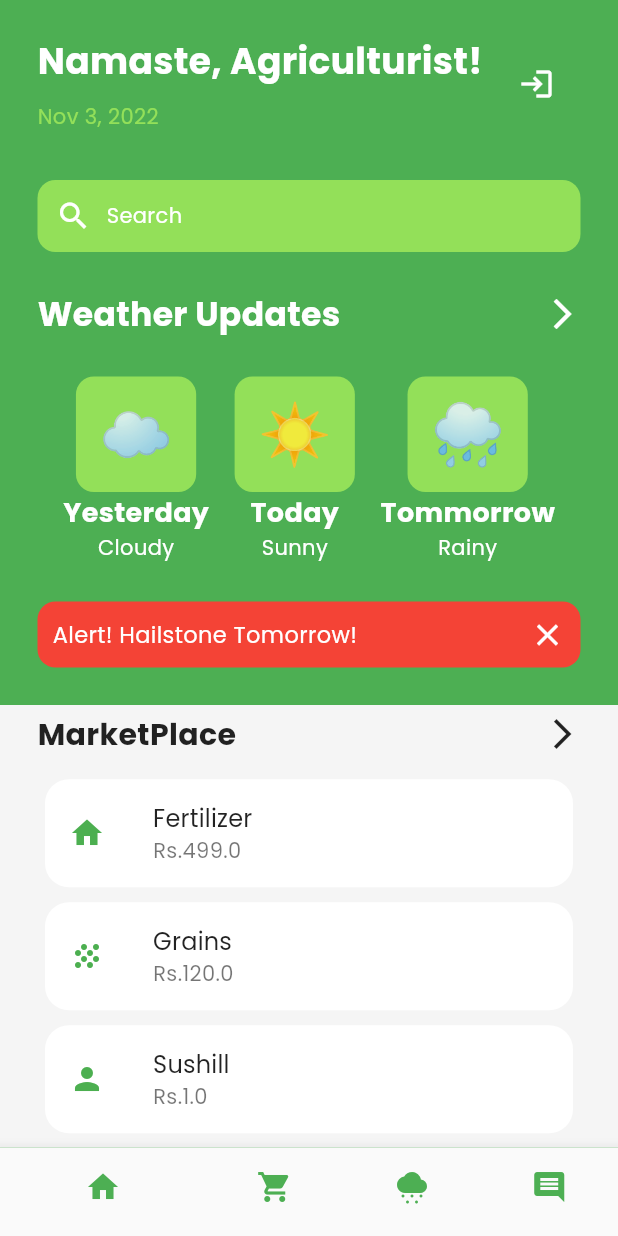
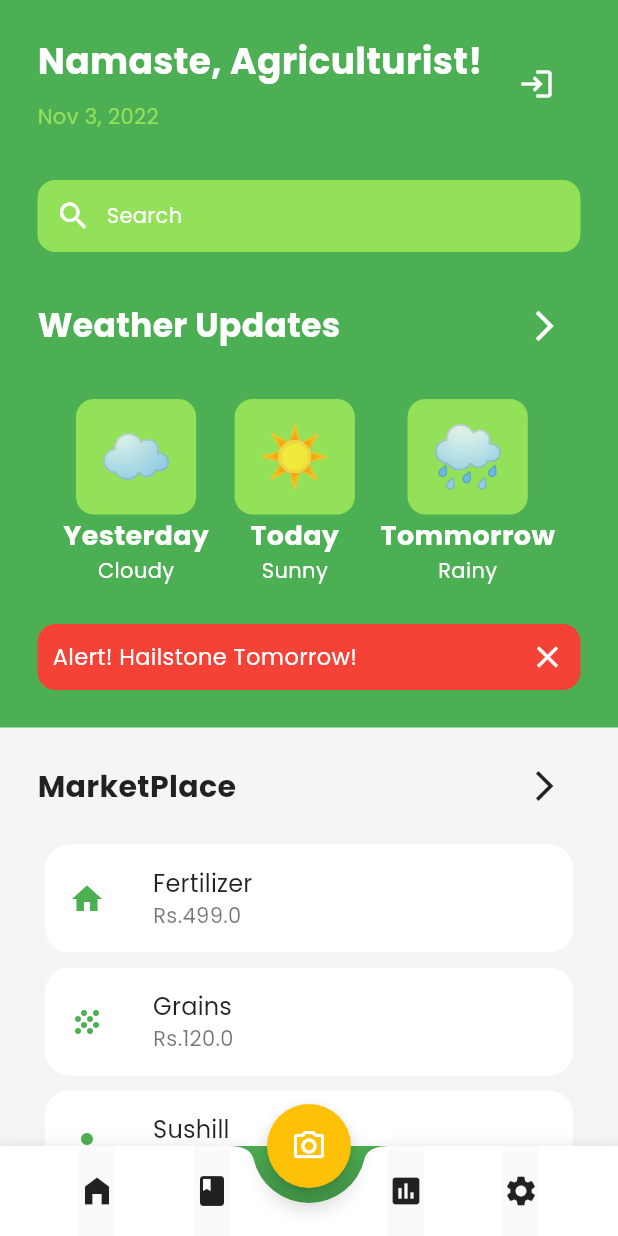
Before and after one commit to krishtimil/agrify, a Flutter app: the screen it shows after launch, on a phone screen of 412 x 824 dp. Run offline on Flutter 3.47's test engine with Material 2 defaults, Android fonts, the phone set to English and light mode, and no system bars; our stand-ins replace animated_text_kit, cloud_firestore, firebase_auth, firebase_core, firebase_storage, google_fonts and 1 more; missing offline and left inert: beautiful_ui_components, dart:ffi, flutter_glow; accounts and stored records are empty.

Commit message:
Added Floating Icon

```diff
--- a/agrify/lib/ui/components/dataset.dart
+++ b/agrify/lib/ui/components/dataset.dart
@@ -1,3 +1,5 @@
+import 'package:intl/intl.dart';
+
 class Weather {
   final int? max;
   final int? min;
@@ -36,7 +38,7 @@ Weather currentTemp = Weather(
     current: 21,
     image: "assets/thunder.png",
     name: "Thunderstorm",
-    day: "Monday, 17 May",
+    day: DateFormat.yMMMd().format(DateTime.now()),
     wind: 13,
     humidity: 24,
     chanceRain: 87,
--- a/agrify/lib/ui/screens/home.dart
+++ b/agrify/lib/ui/screens/home.dart
@@ -23,14 +23,32 @@ class _MyHomeState extends State<MyHome> {
   Widget setBottombarPage() {
     switch (currentIndex) {
       case 0:
-        return HomePage(isLoggedIn: isLoggedIn);
+        return HomePage(
+          isLoggedIn: isLoggedIn,
+        );
         break;
       case 1:
         return Container(
+          child: Text('Information Book'),
+        );
+      case 2:
+        return Container(
+          child: Text('Yard Plotter'),
+        );
+      case 3:
+        return Container(
+          child: Text('Settings'),
+        );
+      case 4:
+        return WeatherPage();
+      case 5:
+        return Container(
           child: Text('Cart'),
         );
-      case 2:
-        return WeatherPage();
+      case 6:
+        return Container(
+          child: Text('Scanner'),
+        );
       default:
     }
     return Container();
@@ -40,40 +58,116 @@ class _MyHomeState extends State<MyHome> {
   Widget build(BuildContext context) {
     return Scaffold(
       backgroundColor: kPrimarySwatch,
-      bottomNavigationBar: BottomNavigationBar(
-        showSelectedLabels: false,
-        currentIndex: currentIndex,
-        onTap: (value) {
+      floatingActionButtonLocation: FloatingActionButtonLocation.centerDocked,
+      floatingActionButton: FloatingActionButton(
+        backgroundColor: Colors.amber,
+        onPressed: () {
           setState(() {
-            currentIndex = value;
+            currentIndex = 6;
           });
         },
-        items: [
-          BottomNavigationBarItem(
-              icon: Icon(
-                Icons.home,
-                color: kPrimarySwatch,
+        child: Icon(Icons.camera_alt_outlined),
+      ),
+      bottomNavigationBar: BottomAppBar(
+        shape: const CircularNotchedRectangle(),
+        notchMargin: 10,
+        child: SizedBox(
+          height: 60,
+          child: Row(
+            mainAxisSize: MainAxisSize.max,
+            mainAxisAlignment: MainAxisAlignment.spaceEvenly,
+            children: <Widget>[
+              Material(
+                child: Center(
+                  child: InkWell(
+                    focusColor: Colors.transparent,
+                    hoverColor: Colors.transparent,
+                    highlightColor: Colors.transparent,
+                    onTap: () {
+                      setState(() {
+                        currentIndex = 0;
+                      });
+                    },
+                    child: Column(
+                      mainAxisAlignment: MainAxisAlignment.center,
+                      children: [
+                        Icon(Icons.home_filled),
+                        //Text("Home"),
+                        //const Padding(padding: EdgeInsets.all(10))
+                      ],
+                    ),
+                  ),
+                ),
               ),
-              label: ''),
-          BottomNavigationBarItem(
-              icon: Icon(
-                Icons.shopping_cart,
-                color: kPrimarySwatch,
+              Material(
+                child: Center(
+                  child: InkWell(
+                    focusColor: Colors.transparent,
+                    hoverColor: Colors.transparent,
+                    highlightColor: Colors.transparent,
+                    onTap: () {
+                      setState(() {
+                        currentIndex = 1;
+                      });
+                    },
+                    child: Column(
+                      mainAxisAlignment: MainAxisAlignment.center,
+                      children: [
+                        Icon(Icons.book),
+                        //Text("Grupos"),
+                        //const Padding(padding: EdgeInsets.only(left: 10))
+                      ],
+                    ),
+                  ),
+                ),
               ),
-              label: ''),
-          BottomNavigationBarItem(
-              icon: Icon(
-                Icons.cloudy_snowing,
-                color: kPrimarySwatch,
+              SizedBox(), //to make space for the floating button
+              Material(
+                child: Center(
+                  child: InkWell(
+                      focusColor: Colors.transparent,
+                      hoverColor: Colors.transparent,
+                      highlightColor: Colors.transparent,
+                      onTap: () {
+                        setState(() {
+                          currentIndex = 2;
+                        });
+                      },
+                      child: Column(
+                        mainAxisAlignment: MainAxisAlignment.center,
+                        children: [
+                          Icon(Icons.poll),
+                          //Text("Completadas"),
+                          //const Padding(padding: EdgeInsets.only(right: 10))
+                        ],
+                      )),
+                ),
               ),
-              label: ''),
-          BottomNavigationBarItem(
-              icon: Icon(
-                Icons.comment,
-                color: kPrimarySwatch,
+              Material(
+                child: Center(
+                  child: InkWell(
+                    focusColor: Colors.transparent,
+                    hoverColor: Colors.transparent,
+                    highlightColor: Colors.transparent,
+                    onTap: () {
+                      setState(() {
+                        currentIndex = 3;
+                      });
+                    },
+                    child: Column(
+                      mainAxisAlignment: MainAxisAlignment.center,
+                      children: [
+                        Icon(Icons.settings),
+                        //Text("Perfil")
+                        //const Padding(padding: EdgeInsets.only(left: 10))
+                      ],
+                    ),
+                  ),
+                ),
               ),
-              label: '')
-        ],
+            ],
+          ),
+        ),
       ),
       body: SafeArea(
         child: setBottombarPage(),
@@ -83,12 +177,12 @@ class _MyHomeState extends State<MyHome> {
 }
 
 class HomePage extends StatelessWidget {
+  final bool isLoggedIn;
+
   const HomePage({
     Key? key,
     required this.isLoggedIn,
   }) : super(key: key);
-
-  final bool isLoggedIn;
 
   @override
   Widget build(BuildContext context) {
@@ -199,9 +293,12 @@ class HomePage extends StatelessWidget {
                     fontWeight: FontWeight.bold,
                   ),
                 ),
-                Icon(
-                  Icons.arrow_forward_ios,
-                  color: Colors.white,
+                IconButton(
+                  onPressed: () {},
+                  icon: Icon(
+                    Icons.arrow_forward_ios,
+                    color: Colors.white,
+                  ),
                 ),
               ],
             ),
@@ -311,6 +408,7 @@ class HomePage extends StatelessWidget {
             child: SingleChildScrollView(
               child: Column(
                 children: [
+                  spacer(height: 15),
                   Row(
                     mainAxisAlignment: MainAxisAlignment.spaceBetween,
                     children: [
@@ -321,7 +419,10 @@ class HomePage extends StatelessWidget {
                           fontSize: 20,
                         ),
                       ),
-                      Icon(Icons.arrow_forward_ios),
+                      IconButton(
+                        onPressed: () {},
+                        icon: Icon(Icons.arrow_forward_ios),
+                      ),
                     ],
                   ),
                   spacer(height: 10),
```
